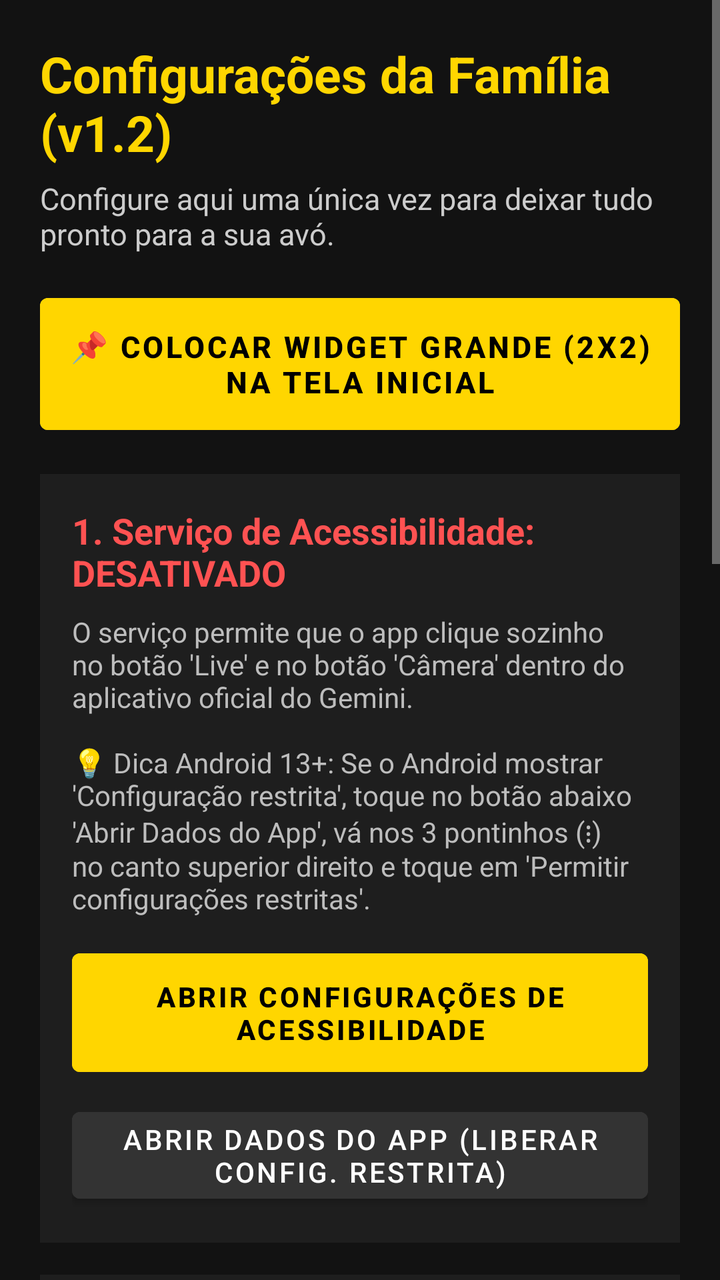
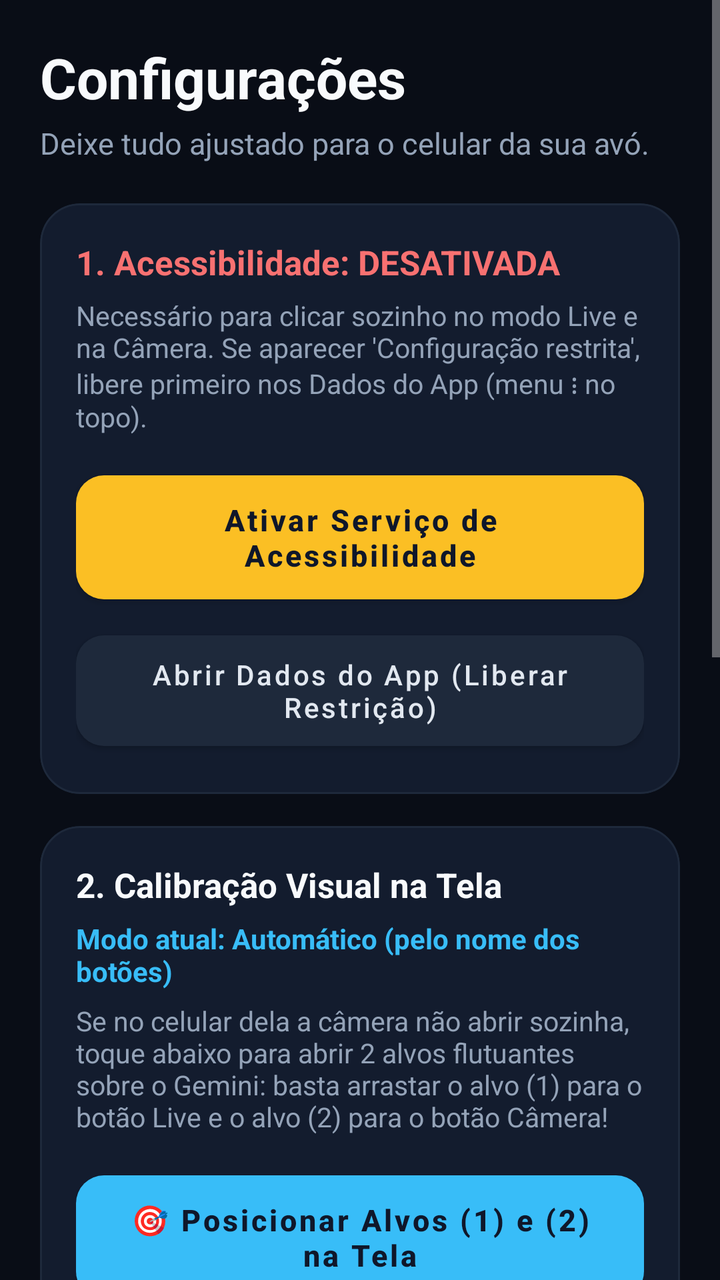

Screens rendered from an Android XML layout before and after an edit, with the pre-edit source and the edit as a unified diff.
<!-- AndroidManifest.xml: application theme Theme.OlhosDaVo -->
<!-- res/layout/activity_settings.xml -->
<?xml version="1.0" encoding="utf-8"?>
<ScrollView xmlns:android="http://schemas.android.com/apk/res/android"
    android:layout_width="match_parent"
    android:layout_height="match_parent"
    android:background="#121212"
    android:fillViewport="true">

    <LinearLayout
        android:layout_width="match_parent"
        android:layout_height="wrap_content"
        android:orientation="vertical"
        android:padding="20dp">

        <TextView
            android:layout_width="match_parent"
            android:layout_height="wrap_content"
            android:text="Configurações da Família (v1.2)"
            android:textColor="#FFD600"
            android:textSize="25sp"
            android:textStyle="bold" />

        <TextView
            android:layout_width="match_parent"
            android:layout_height="wrap_content"
            android:layout_marginTop="6dp"
            android:text="Configure aqui uma única vez para deixar tudo pronto para a sua avó."
            android:textColor="#CCCCCC"
            android:textSize="15sp" />

        
        <Button
            android:id="@+id/btnPinWidget"
            android:layout_width="match_parent"
            android:layout_height="wrap_content"
            android:layout_marginTop="16dp"
            android:backgroundTint="#FFD600"
            android:padding="14dp"
            android:text="📌 COLOCAR WIDGET GRANDE (2x2) NA TELA INICIAL"
            android:textColor="#000000"
            android:textSize="15sp"
            android:textStyle="bold" />

        
        <LinearLayout
            android:layout_width="match_parent"
            android:layout_height="wrap_content"
            android:layout_marginTop="16dp"
            android:background="#1E1E1E"
            android:orientation="vertical"
            android:padding="16dp">

            <TextView
                android:id="@+id/tvServiceStatus"
                android:layout_width="match_parent"
                android:layout_height="wrap_content"
                android:text="1. Serviço de Acessibilidade: DESATIVADO"
                android:textColor="#FF5252"
                android:textSize="18sp"
                android:textStyle="bold" />

            <TextView
                android:layout_width="match_parent"
                android:layout_height="wrap_content"
                android:layout_marginTop="8dp"
                android:text="O serviço permite que o app clique sozinho no botão 'Live' e no botão 'Câmera' dentro do aplicativo oficial do Gemini.\n\n💡 Dica Android 13+: Se o Android mostrar 'Configuração restrita', toque no botão abaixo 'Abrir Dados do App', vá nos 3 pontinhos (⋮) no canto superior direito e toque em 'Permitir configurações restritas'."
                android:textColor="#BDBDBD"
                android:textSize="14sp" />

            <Button
                android:id="@+id/btnOpenAccessibility"
                android:layout_width="match_parent"
                android:layout_height="wrap_content"
                android:layout_marginTop="12dp"
                android:backgroundTint="#FFD600"
                android:padding="12dp"
                android:text="Abrir Configurações de Acessibilidade"
                android:textColor="#000000"
                android:textStyle="bold" />

            <Button
                android:id="@+id/btnOpenAppDetails"
                android:layout_width="match_parent"
                android:layout_height="wrap_content"
                android:layout_marginTop="8dp"
                android:backgroundTint="#333333"
                android:text="Abrir Dados do App (Liberar Config. Restrita)"
                android:textColor="#FFFFFF" />
        </LinearLayout>

        
        <LinearLayout
            android:layout_width="match_parent"
            android:layout_height="wrap_content"
            android:layout_marginTop="16dp"
            android:background="#1E1E1E"
            android:orientation="vertical"
            android:padding="16dp">

            <TextView
                android:layout_width="match_parent"
                android:layout_height="wrap_content"
                android:text="2. Modo de Abertura e Voz"
                android:textColor="#FFD600"
                android:textSize="18sp"
                android:textStyle="bold" />

            <CheckBox
                android:id="@+id/cbAutoLaunchOnOpen"
                android:layout_width="match_parent"
                android:layout_height="wrap_content"
                android:layout_marginTop="10dp"
                android:text="Iniciar direto ao abrir o ícone do app (0 cliques extras)"
                android:textColor="#FFFFFF"
                android:textSize="16sp" />

            <CheckBox
                android:id="@+id/cbVoiceFeedback"
                android:layout_width="match_parent"
                android:layout_height="wrap_content"
                android:layout_marginTop="6dp"
                android:checked="true"
                android:text="Avisar por voz quando estiver abrindo a câmera"
                android:textColor="#FFFFFF"
                android:textSize="16sp" />
        </LinearLayout>

        
        <LinearLayout
            android:layout_width="match_parent"
            android:layout_height="wrap_content"
            android:layout_marginTop="16dp"
            android:background="#1E1E1E"
            android:orientation="vertical"
            android:padding="16dp">

            <TextView
                android:layout_width="match_parent"
                android:layout_height="wrap_content"
                android:text="3. Clique por Posição na Tela (Fallback)"
                android:textColor="#FFD600"
                android:textSize="18sp"
                android:textStyle="bold" />

            <TextView
                android:layout_width="match_parent"
                android:layout_height="wrap_content"
                android:layout_marginTop="6dp"
                android:text="O app procura os botões 'Live' e 'Câmera' pelo nome automaticamente. Se no modelo de celular dela algum botão não tiver texto acessível, o app toca na posição (X%, Y%) configurada abaixo:"
                android:textColor="#BDBDBD"
                android:textSize="14sp" />

            <CheckBox
                android:id="@+id/cbUseCoordinateFallback"
                android:layout_width="match_parent"
                android:layout_height="wrap_content"
                android:layout_marginTop="8dp"
                android:checked="true"
                android:text="Usar toque por posição se o botão não for achado por texto"
                android:textColor="#FFFFFF"
                android:textSize="15sp" />

            
            <TextView
                android:id="@+id/tvLiveCoordsLabel"
                android:layout_width="match_parent"
                android:layout_height="wrap_content"
                android:layout_marginTop="12dp"
                android:text="Posição do botão LIVE (X: 88%, Y: 91%)"
                android:textColor="#FFFFFF"
                android:textStyle="bold" />

            <SeekBar
                android:id="@+id/sbLiveX"
                android:layout_width="match_parent"
                android:layout_height="wrap_content"
                android:max="100"
                android:progress="88" />

            <SeekBar
                android:id="@+id/sbLiveY"
                android:layout_width="match_parent"
                android:layout_height="wrap_content"
                android:max="100"
                android:progress="91" />

            
            <TextView
                android:id="@+id/tvCameraCoordsLabel"
                android:layout_width="match_parent"
                android:layout_height="wrap_content"
                android:layout_marginTop="12dp"
                android:text="Posição do botão CÂMERA no Live (X: 22%, Y: 89%)"
                android:textColor="#FFFFFF"
                android:textStyle="bold" />

            <SeekBar
                android:id="@+id/sbCameraX"
                android:layout_width="match_parent"
                android:layout_height="wrap_content"
                android:max="100"
                android:progress="22" />

            <SeekBar
                android:id="@+id/sbCameraY"
                android:layout_width="match_parent"
                android:layout_height="wrap_content"
                android:max="100"
                android:progress="89" />

            
            <TextView
                android:id="@+id/tvDelayLabel"
                android:layout_width="match_parent"
                android:layout_height="wrap_content"
                android:layout_marginTop="12dp"
                android:text="Tempo de espera para abrir a câmera: 2.2 segundos"
                android:textColor="#FFFFFF"
                android:textStyle="bold" />

            <SeekBar
                android:id="@+id/sbCameraDelay"
                android:layout_width="match_parent"
                android:layout_height="wrap_content"
                android:max="50"
                android:progress="22" />
        </LinearLayout>

        <Button
            android:id="@+id/btnTestNow"
            android:layout_width="match_parent"
            android:layout_height="wrap_content"
            android:layout_marginTop="20dp"
            android:backgroundTint="#00C853"
            android:padding="14dp"
            android:text="▶ TESTAR AUTOMAÇÃO AGORA"
            android:textColor="#000000"
            android:textSize="16sp"
            android:textStyle="bold" />

        <Button
            android:id="@+id/btnCloseSettings"
            android:layout_width="match_parent"
            android:layout_height="wrap_content"
            android:layout_marginTop="10dp"
            android:layout_marginBottom="24dp"
            android:backgroundTint="#424242"
            android:padding="12dp"
            android:text="Voltar para a Tela da Avó"
            android:textColor="#FFFFFF" />

    </LinearLayout>
</ScrollView>
<!-- resources referenced by this layout -->
<resources>
  <style name="Theme.OlhosDaVo" parent="Theme.MaterialComponents.NoActionBar">
          <item name="colorPrimary">#FFD600</item>
          <item name="colorPrimaryVariant">#FFAB00</item>
          <item name="colorOnPrimary">#000000</item>
          <item name="android:statusBarColor">#000000</item>
          <item name="android:navigationBarColor">#000000</item>
          <item name="android:windowBackground">#000000</item>
      </style>
</resources>

<!-- the commit's change to res/layout/activity_settings.xml (unified diff, before → after) -->
@@ -1,8 +1,9 @@
 <?xml version="1.0" encoding="utf-8"?>
 <ScrollView xmlns:android="http://schemas.android.com/apk/res/android"
+    xmlns:app="http://schemas.android.com/apk/res-auto"
     android:layout_width="match_parent"
     android:layout_height="match_parent"
-    android:background="#121212"
+    android:background="#090D16"
     android:fillViewport="true">
 
     <LinearLayout
@@ -11,242 +12,291 @@
         android:orientation="vertical"
         android:padding="20dp">
 
+        
         <TextView
             android:layout_width="match_parent"
             android:layout_height="wrap_content"
-            android:text="Configurações da Família (v1.2)"
-            android:textColor="#FFD600"
-            android:textSize="25sp"
+            android:text="Configurações"
+            android:textColor="#F8FAFC"
+            android:textSize="28sp"
             android:textStyle="bold" />
 
         <TextView
             android:layout_width="match_parent"
             android:layout_height="wrap_content"
-            android:layout_marginTop="6dp"
-            android:text="Configure aqui uma única vez para deixar tudo pronto para a sua avó."
-            android:textColor="#CCCCCC"
+            android:layout_marginTop="4dp"
+            android:text="Deixe tudo ajustado para o celular da sua avó."
+            android:textColor="#94A3B8"
             android:textSize="15sp" />
 
         
-        <Button
-            android:id="@+id/btnPinWidget"
-            android:layout_width="match_parent"
-            android:layout_height="wrap_content"
-            android:layout_marginTop="16dp"
-            android:backgroundTint="#FFD600"
-            android:padding="14dp"
-            android:text="📌 COLOCAR WIDGET GRANDE (2x2) NA TELA INICIAL"
-            android:textColor="#000000"
-            android:textSize="15sp"
-            android:textStyle="bold" />
-
-        
-        <LinearLayout
-            android:layout_width="match_parent"
-            android:layout_height="wrap_content"
-            android:layout_marginTop="16dp"
-            android:background="#1E1E1E"
-            android:orientation="vertical"
-            android:padding="16dp">
-
-            <TextView
-                android:id="@+id/tvServiceStatus"
+        <com.google.android.material.card.MaterialCardView
+            android:layout_width="match_parent"
+            android:layout_height="wrap_content"
+            android:layout_marginTop="20dp"
+            app:cardBackgroundColor="#131C2E"
+            app:cardCornerRadius="20dp"
+            app:cardElevation="0dp"
+            app:strokeColor="#1E293B"
+            app:strokeWidth="1dp">
+
+            <LinearLayout
                 android:layout_width="match_parent"
                 android:layout_height="wrap_content"
-                android:text="1. Serviço de Acessibilidade: DESATIVADO"
-                android:textColor="#FF5252"
-                android:textSize="18sp"
-                android:textStyle="bold" />
-
-            <TextView
+                android:orientation="vertical"
+                android:padding="18dp">
+
+                <TextView
+                    android:id="@+id/tvServiceStatus"
+                    android:layout_width="match_parent"
+                    android:layout_height="wrap_content"
+                    android:text="1. Acessibilidade: DESATIVADA"
+                    android:textColor="#F87171"
+                    android:textSize="17sp"
+                    android:textStyle="bold" />
+
+                <TextView
+                    android:layout_width="match_parent"
+                    android:layout_height="wrap_content"
+                    android:layout_marginTop="6dp"
+                    android:text="Necessário para clicar sozinho no modo Live e na Câmera. Se aparecer 'Configuração restrita', libere primeiro nos Dados do App (menu ⋮ no topo)."
+                    android:textColor="#94A3B8"
+                    android:textSize="13.5sp" />
+
+                <com.google.android.material.button.MaterialButton
+                    android:id="@+id/btnOpenAccessibility"
+                    android:layout_width="match_parent"
+                    android:layout_height="wrap_content"
+                    android:layout_marginTop="14dp"
+                    android:paddingVertical="12dp"
+                    android:text="Ativar Serviço de Acessibilidade"
+                    android:textAllCaps="false"
+                    android:textColor="#0F172A"
+                    android:textSize="15sp"
+                    android:textStyle="bold"
+                    app:backgroundTint="#FBBF24"
+                    app:cornerRadius="14dp" />
+
+                <com.google.android.material.button.MaterialButton
+                    android:id="@+id/btnOpenAppDetails"
+                    android:layout_width="match_parent"
+                    android:layout_height="wrap_content"
+                    android:layout_marginTop="6dp"
+                    android:paddingVertical="10dp"
+                    android:text="Abrir Dados do App (Liberar Restrição)"
+                    android:textAllCaps="false"
+                    android:textColor="#E2E8F0"
+                    android:textSize="14sp"
+                    app:backgroundTint="#1E293B"
+                    app:cornerRadius="14dp" />
+            </LinearLayout>
+        </com.google.android.material.card.MaterialCardView>
+
+        
+        <com.google.android.material.card.MaterialCardView
+            android:layout_width="match_parent"
+            android:layout_height="wrap_content"
+            android:layout_marginTop="16dp"
+            app:cardBackgroundColor="#131C2E"
+            app:cardCornerRadius="20dp"
+            app:cardElevation="0dp"
+            app:strokeColor="#1E293B"
+            app:strokeWidth="1dp">
+
+            <LinearLayout
                 android:layout_width="match_parent"
                 android:layout_height="wrap_content"
-                android:layout_marginTop="8dp"
-                android:text="O serviço permite que o app clique sozinho no botão 'Live' e no botão 'Câmera' dentro do aplicativo oficial do Gemini.\n\n💡 Dica Android 13+: Se o Android mostrar 'Configuração restrita', toque no botão abaixo 'Abrir Dados do App', vá nos 3 pontinhos (⋮) no canto superior direito e toque em 'Permitir configurações restritas'."
-                android:textColor="#BDBDBD"
-                android:textSize="14sp" />
-
-            <Button
-                android:id="@+id/btnOpenAccessibility"
+                android:orientation="vertical"
+                android:padding="18dp">
+
+                <TextView
+                    android:layout_width="match_parent"
+                    android:layout_height="wrap_content"
+                    android:text="2. Calibração Visual na Tela"
+                    android:textColor="#F8FAFC"
+                    android:textSize="17sp"
+                    android:textStyle="bold" />
+
+                <TextView
+                    android:id="@+id/tvCalibrationStatus"
+                    android:layout_width="match_parent"
+                    android:layout_height="wrap_content"
+                    android:layout_marginTop="6dp"
+                    android:text="Modo atual: Automático (pelo nome dos botões)"
+                    android:textColor="#38BDF8"
+                    android:textSize="14sp"
+                    android:textStyle="bold" />
+
+                <TextView
+                    android:layout_width="match_parent"
+                    android:layout_height="wrap_content"
+                    android:layout_marginTop="6dp"
+                    android:text="Se no celular dela a câmera não abrir sozinha, toque abaixo para abrir 2 alvos flutuantes sobre o Gemini: basta arrastar o alvo (1) para o botão Live e o alvo (2) para o botão Câmera!"
+                    android:textColor="#94A3B8"
+                    android:textSize="13.5sp" />
+
+                <com.google.android.material.button.MaterialButton
+                    android:id="@+id/btnVisualCalibrate"
+                    android:layout_width="match_parent"
+                    android:layout_height="wrap_content"
+                    android:layout_marginTop="14dp"
+                    android:paddingVertical="12dp"
+                    android:text="🎯 Posicionar Alvos (1) e (2) na Tela"
+                    android:textAllCaps="false"
+                    android:textColor="#0F172A"
+                    android:textSize="15sp"
+                    android:textStyle="bold"
+                    app:backgroundTint="#38BDF8"
+                    app:cornerRadius="14dp" />
+
+                <com.google.android.material.button.MaterialButton
+                    android:id="@+id/btnResetCalibration"
+                    android:layout_width="match_parent"
+                    android:layout_height="wrap_content"
+                    android:layout_marginTop="6dp"
+                    android:text="Voltar para Detecção Automática"
+                    android:textAllCaps="false"
+                    android:textColor="#94A3B8"
+                    android:textSize="13sp"
+                    app:backgroundTint="#1E293B"
+                    app:cornerRadius="14dp" />
+
+                
+                <LinearLayout
+                    android:layout_width="match_parent"
+                    android:layout_height="wrap_content"
+                    android:layout_marginTop="12dp"
+                    android:gravity="center_vertical"
+                    android:orientation="horizontal">
+
+                    <TextView
+                        android:id="@+id/tvDelayLabel"
+                        android:layout_width="0dp"
+                        android:layout_height="wrap_content"
+                        android:layout_weight="1"
+                        android:text="Espera para clicar na câmera: 2.8s"
+                        android:textColor="#E2E8F0"
+                        android:textSize="14sp" />
+
+                    <com.google.android.material.button.MaterialButton
+                        android:id="@+id/btnDelayMinus"
+                        android:layout_width="48dp"
+                        android:layout_height="44dp"
+                        android:insetTop="0dp"
+                        android:insetBottom="0dp"
+                        android:padding="0dp"
+                        android:text="−"
+                        android:textColor="#FFFFFF"
+                        android:textSize="18sp"
+                        app:backgroundTint="#1E293B"
+                        app:cornerRadius="10dp" />
+
+                    <com.google.android.material.button.MaterialButton
+                        android:id="@+id/btnDelayPlus"
+                        android:layout_width="48dp"
+                        android:layout_height="44dp"
+                        android:layout_marginStart="8dp"
+                        android:insetTop="0dp"
+                        android:insetBottom="0dp"
+                        android:padding="0dp"
+                        android:text="+"
+                        android:textColor="#FFFFFF"
+                        android:textSize="18sp"
+                        app:backgroundTint="#1E293B"
+                        app:cornerRadius="10dp" />
+                </LinearLayout>
+
+            </LinearLayout>
+        </com.google.android.material.card.MaterialCardView>
+
+        
+        <com.google.android.material.card.MaterialCardView
+            android:layout_width="match_parent"
+            android:layout_height="wrap_content"
+            android:layout_marginTop="16dp"
+            app:cardBackgroundColor="#131C2E"
+            app:cardCornerRadius="20dp"
+            app:cardElevation="0dp"
+            app:strokeColor="#1E293B"
+            app:strokeWidth="1dp">
+
+            <LinearLayout
                 android:layout_width="match_parent"
                 android:layout_height="wrap_content"
-                android:layout_marginTop="12dp"
-                android:backgroundTint="#FFD600"
-                android:padding="12dp"
-                android:text="Abrir Configurações de Acessibilidade"
-                android:textColor="#000000"
-                android:textStyle="bold" />
-
-            <Button
-                android:id="@+id/btnOpenAppDetails"
-                android:layout_width="match_parent"
-                android:layout_height="wrap_content"
-                android:layout_marginTop="8dp"
-                android:backgroundTint="#333333"
-                android:text="Abrir Dados do App (Liberar Config. Restrita)"
-                android:textColor="#FFFFFF" />
-        </LinearLayout>
-
-        
-        <LinearLayout
-            android:layout_width="match_parent"
-            android:layout_height="wrap_content"
-            android:layout_marginTop="16dp"
-            android:background="#1E1E1E"
-            android:orientation="vertical"
-            android:padding="16dp">
-
-            <TextView
-                android:layout_width="match_parent"
-                android:layout_height="wrap_content"
-                android:text="2. Modo de Abertura e Voz"
-                android:textColor="#FFD600"
-                android:textSize="18sp"
-                android:textStyle="bold" />
-
-            <CheckBox
-                android:id="@+id/cbAutoLaunchOnOpen"
-                android:layout_width="match_parent"
-                android:layout_height="wrap_content"
-                android:layout_marginTop="10dp"
-                android:text="Iniciar direto ao abrir o ícone do app (0 cliques extras)"
-                android:textColor="#FFFFFF"
-                android:textSize="16sp" />
-
-            <CheckBox
-                android:id="@+id/cbVoiceFeedback"
-                android:layout_width="match_parent"
-                android:layout_height="wrap_content"
-                android:layout_marginTop="6dp"
-                android:checked="true"
-                android:text="Avisar por voz quando estiver abrindo a câmera"
-                android:textColor="#FFFFFF"
-                android:textSize="16sp" />
-        </LinearLayout>
-
-        
-        <LinearLayout
-            android:layout_width="match_parent"
-            android:layout_height="wrap_content"
-            android:layout_marginTop="16dp"
-            android:background="#1E1E1E"
-            android:orientation="vertical"
-            android:padding="16dp">
-
-            <TextView
-                android:layout_width="match_parent"
-                android:layout_height="wrap_content"
-                android:text="3. Clique por Posição na Tela (Fallback)"
-                android:textColor="#FFD600"
-                android:textSize="18sp"
-                android:textStyle="bold" />
-
-            <TextView
-                android:layout_width="match_parent"
-                android:layout_height="wrap_content"
-                android:layout_marginTop="6dp"
-                android:text="O app procura os botões 'Live' e 'Câmera' pelo nome automaticamente. Se no modelo de celular dela algum botão não tiver texto acessível, o app toca na posição (X%, Y%) configurada abaixo:"
-                android:textColor="#BDBDBD"
-                android:textSize="14sp" />
-
-            <CheckBox
-                android:id="@+id/cbUseCoordinateFallback"
-                android:layout_width="match_parent"
-                android:layout_height="wrap_content"
-                android:layout_marginTop="8dp"
-                android:checked="true"
-                android:text="Usar toque por posição se o botão não for achado por texto"
-                android:textColor="#FFFFFF"
-                android:textSize="15sp" />
-
-            
-            <TextView
-                android:id="@+id/tvLiveCoordsLabel"
-                android:layout_width="match_parent"
-                android:layout_height="wrap_content"
-                android:layout_marginTop="12dp"
-                android:text="Posição do botão LIVE (X: 88%, Y: 91%)"
-                android:textColor="#FFFFFF"
-                android:textStyle="bold" />
-
-            <SeekBar
-                android:id="@+id/sbLiveX"
-                android:layout_width="match_parent"
-                android:layout_height="wrap_content"
-                android:max="100"
-                android:progress="88" />
-
-            <SeekBar
-                android:id="@+id/sbLiveY"
-                android:layout_width="match_parent"
-                android:layout_height="wrap_content"
-                android:max="100"
-                android:progress="91" />
-
-            
-            <TextView
-                android:id="@+id/tvCameraCoordsLabel"
-                android:layout_width="match_parent"
-                android:layout_height="wrap_content"
-                android:layout_marginTop="12dp"
-                android:text="Posição do botão CÂMERA no Live (X: 22%, Y: 89%)"
-                android:textColor="#FFFFFF"
-                android:textStyle="bold" />
-
-            <SeekBar
-                android:id="@+id/sbCameraX"
-                android:layout_width="match_parent"
-                android:layout_height="wrap_content"
-                android:max="100"
-                android:progress="22" />
-
-            <SeekBar
-                android:id="@+id/sbCameraY"
-                android:layout_width="match_parent"
-                android:layout_height="wrap_content"
-                android:max="100"
-                android:progress="89" />
-
-            
-            <TextView
-                android:id="@+id/tvDelayLabel"
-                android:layout_width="match_parent"
-                android:layout_height="wrap_content"
-                android:layout_marginTop="12dp"
-                android:text="Tempo de espera para abrir a câmera: 2.2 segundos"
-                android:textColor="#FFFFFF"
-                android:textStyle="bold" />
-
-            <SeekBar
-                android:id="@+id/sbCameraDelay"
-                android:layout_width="match_parent"
-                android:layout_height="wrap_content"
-                android:max="50"
-                android:progress="22" />
-        </LinearLayout>
-
-        <Button
+                android:orientation="vertical"
+                android:padding="18dp">
+
+                <TextView
+                    android:layout_width="match_parent"
+                    android:layout_height="wrap_content"
+                    android:text="3. Tela Inicial e Voz"
+                    android:textColor="#F8FAFC"
+                    android:textSize="17sp"
+                    android:textStyle="bold" />
+
+                <com.google.android.material.button.MaterialButton
+                    android:id="@+id/btnPinWidget"
+                    android:layout_width="match_parent"
+                    android:layout_height="wrap_content"
+                    android:layout_marginTop="12dp"
+                    android:paddingVertical="12dp"
+                    android:text="📌 Colocar Botão Grande (Widget 2x2) na Tela Inicial"
+                    android:textAllCaps="false"
+                    android:textColor="#0F172A"
+                    android:textSize="14.5sp"
+                    android:textStyle="bold"
+                    app:backgroundTint="#FBBF24"
+                    app:cornerRadius="14dp" />
+
+                <com.google.android.material.switchmaterial.SwitchMaterial
+                    android:id="@+id/swAutoLaunchOnOpen"
+                    android:layout_width="match_parent"
+                    android:layout_height="wrap_content"
+                    android:layout_marginTop="12dp"
+                    android:text="Iniciar direto ao abrir o ícone do app"
+                    android:textColor="#E2E8F0"
+                    android:textSize="15sp" />
+
+                <com.google.android.material.switchmaterial.SwitchMaterial
+                    android:id="@+id/swVoiceFeedback"
+                    android:layout_width="match_parent"
+                    android:layout_height="wrap_content"
+                    android:layout_marginTop="4dp"
+                    android:checked="true"
+                    android:text="Avisar por voz quando estiver abrindo"
+                    android:textColor="#E2E8F0"
+                    android:textSize="15sp" />
+            </LinearLayout>
+        </com.google.android.material.card.MaterialCardView>
+
+        
+        <com.google.android.material.button.MaterialButton
             android:id="@+id/btnTestNow"
             android:layout_width="match_parent"
             android:layout_height="wrap_content"
             android:layout_marginTop="20dp"
-            android:backgroundTint="#00C853"
-            android:padding="14dp"
-            android:text="▶ TESTAR AUTOMAÇÃO AGORA"
-            android:textColor="#000000"
+            android:paddingVertical="14dp"
+            android:text="▶ Testar Abertura Agora"
+            android:textAllCaps="false"
+            android:textColor="#052E16"
             android:textSize="16sp"
-            android:textStyle="bold" />
-
-        <Button
+            android:textStyle="bold"
+            app:backgroundTint="#4ADE80"
+            app:cornerRadius="16dp" />
+
+        <com.google.android.material.button.MaterialButton
             android:id="@+id/btnCloseSettings"
             android:layout_width="match_parent"
             android:layout_height="wrap_content"
-            android:layout_marginTop="10dp"
+            android:layout_marginTop="8dp"
             android:layout_marginBottom="24dp"
-            android:backgroundTint="#424242"
-            android:padding="12dp"
-            android:text="Voltar para a Tela da Avó"
-            android:textColor="#FFFFFF" />
+            android:paddingVertical="12dp"
+            android:text="Voltar para a Tela Principal"
+            android:textAllCaps="false"
+            android:textColor="#E2E8F0"
+            android:textSize="15sp"
+            app:backgroundTint="#1E293B"
+            app:cornerRadius="16dp" />
 
     </LinearLayout>
 </ScrollView>
